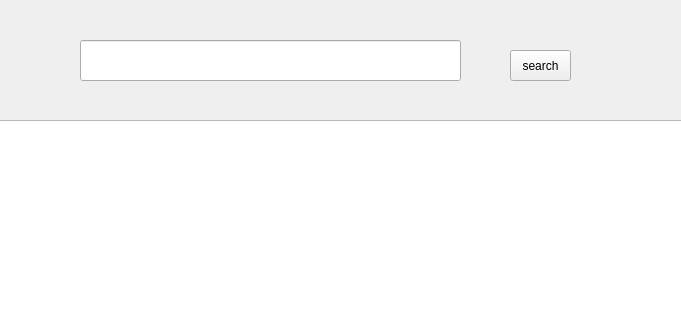
Old version of the form 411trial/apidialog.ui in the repository xisenal/Qt_teamwork; both pictures show x 100 to 781 and y 0 to 320 of the 871 by 542 pixel window.
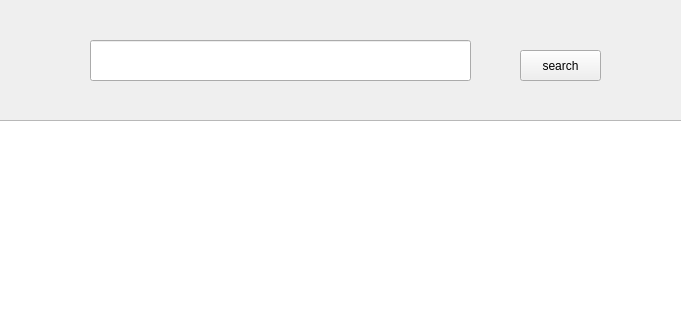
New version of the form.

```diff
--- a/411trial/apidialog.ui
+++ b/411trial/apidialog.ui
@@ -13,6 +13,9 @@
   <property name="windowTitle">
    <string>Dialog</string>
   </property>
+  <property name="styleSheet">
+   <string notr="true"/>
+  </property>
   <widget class="QDialogButtonBox" name="buttonBox">
    <property name="geometry">
     <rect>
@@ -32,7 +35,7 @@
   <widget class="QLineEdit" name="txtKeyword">
    <property name="geometry">
     <rect>
-     <x>180</x>
+     <x>190</x>
      <y>40</y>
      <width>381</width>
      <height>41</height>
@@ -42,9 +45,9 @@
   <widget class="QPushButton" name="btnsearch">
    <property name="geometry">
     <rect>
-     <x>610</x>
+     <x>620</x>
      <y>50</y>
-     <width>61</width>
+     <width>81</width>
      <height>31</height>
     </rect>
    </property>
```
